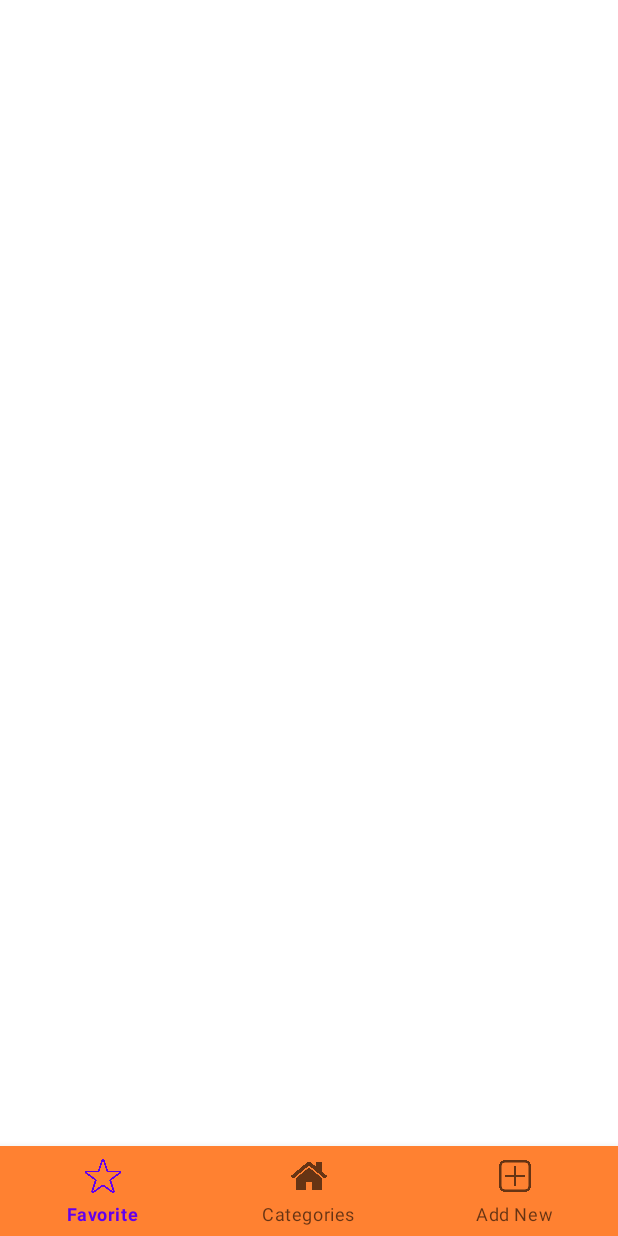
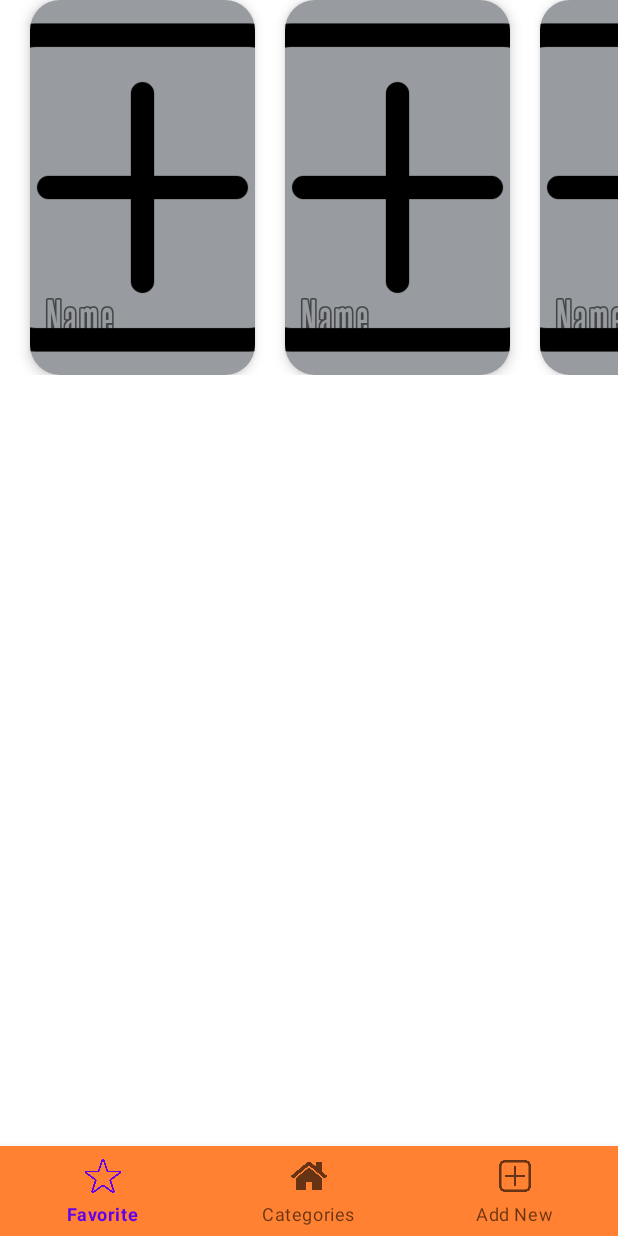
Before and after one commit to AlexandreGRN/Stord, an Android app: the screen it shows after launch (MainActivity), on a phone screen of 412 x 824 dp. Run offline under Robolectric (Android 15) with nearby library versions, the phone set to English and light mode, and no system bars.

Commit message:
Add a not responsive horizontal list for frame1

```diff
--- a/app/src/main/AndroidManifest.xml
+++ b/app/src/main/AndroidManifest.xml
@@ -21,6 +21,6 @@
 
                 <category android:name="android.intent.category.LAUNCHER" />
         </intent-filter>
-    </activity>
+        </activity>
     </application>
 </manifest>
--- /dev/null
+++ b/app/src/main/java/fr/tulkiidra/stord/adapter/BigCategoryCardAdapter.kt
@@ -0,0 +1,31 @@
+package fr.tulkiidra.stord.adapter
+
+import android.view.LayoutInflater
+import android.view.View
+import android.view.ViewGroup
+import android.widget.ImageView
+import androidx.recyclerview.widget.RecyclerView
+import fr.tulkiidra.stord.R
+
+class BigCategoryCardAdapter : RecyclerView.Adapter<BigCategoryCardAdapter.ViewHolder>(){
+
+
+    class ViewHolder(bigCardView: View) : RecyclerView.ViewHolder(bigCardView){
+        val categoryCard = bigCardView.findViewById<ImageView>(R.id.category_big_card)
+
+
+    }
+
+    override fun onCreateViewHolder(parent: ViewGroup, viewType: Int): ViewHolder {
+        val view = LayoutInflater.from(parent.context).inflate(R.layout.category_big_card, parent, false)
+
+        return ViewHolder(view)
+    }
+
+    override fun onBindViewHolder(holder: ViewHolder, position: Int) {}
+
+    override fun getItemCount(): Int {
+        return 10
+    }
+
+}
--- a/app/src/main/java/fr/tulkiidra/stord/fragments/CategoryFragment.kt
+++ b/app/src/main/java/fr/tulkiidra/stord/fragments/CategoryFragment.kt
@@ -5,11 +5,18 @@ import android.view.LayoutInflater
 import android.view.View
 import android.view.ViewGroup
 import androidx.fragment.app.Fragment
+import androidx.recyclerview.widget.RecyclerView
 import fr.tulkiidra.stord.R
+import fr.tulkiidra.stord.adapter.BigCategoryCardAdapter
 
 class CategoryFragment : Fragment(){
 
     override fun onCreateView(inflater: LayoutInflater, container: ViewGroup?, savedInstanceState: Bundle?): View? {
-        return inflater.inflate(R.layout.category_list, container, false)
+        val view = inflater.inflate(R.layout.category_list, container, false)
+
+        val horizontalCategory = view?.findViewById<RecyclerView>(R.id.horizontalCategoryRecylclerView)
+        horizontalCategory?.adapter = BigCategoryCardAdapter()
+
+        return view
     }
 }
--- /dev/null
+++ b/app/src/main/res/layout/category_big_card.xml
@@ -0,0 +1,36 @@
+<?xml version="1.0" encoding="utf-8"?>
+<androidx.cardview.widget.CardView xmlns:android="http://schemas.android.com/apk/res/android"
+    xmlns:app="http://schemas.android.com/apk/res-auto"
+    android:orientation="vertical"
+    android:layout_width="150dp"
+    android:layout_height="match_parent"
+    app:cardCornerRadius="20dp"
+    app:cardElevation="5dp"
+    android:layout_marginStart="20dp">
+
+
+    <RelativeLayout
+        android:layout_width="match_parent"
+        android:layout_height="match_parent"
+        android:background="@color/gray">
+
+        <TextView
+            android:layout_width="wrap_content"
+            android:layout_height="100dp"
+            android:layout_alignParentBottom="true"
+            android:layout_marginStart="10dp"
+            android:layout_marginBottom="-40dp"
+            android:text="@string/name"
+            android:textSize="30sp"
+            android:fontFamily="@font/steelfish"/>
+
+        <ImageView
+            android:id="@+id/category_big_card"
+            android:layout_width="match_parent"
+            android:layout_height="match_parent"
+            android:scaleType="centerCrop"
+            android:src="@drawable/add_new"
+            android:contentDescription="@string/ImageDesc"/>
+    </RelativeLayout>
+
+</androidx.cardview.widget.CardView>
--- a/app/src/main/res/layout/category_list.xml
+++ b/app/src/main/res/layout/category_list.xml
@@ -1,7 +1,14 @@
 <?xml version="1.0" encoding="utf-8"?>
 <LinearLayout xmlns:android="http://schemas.android.com/apk/res/android"
-    android:orientation="vertical"
+    xmlns:app="http://schemas.android.com/apk/res-auto"
+    android:orientation="horizontal"
     android:layout_width="match_parent"
     android:layout_height="match_parent">
 
+    <androidx.recyclerview.widget.RecyclerView
+        android:id="@+id/horizontalCategoryRecylclerView"
+        android:layout_width="match_parent"
+        android:layout_height="250dp"
+        android:orientation="horizontal"
+        app:layoutManager="androidx.recyclerview.widget.LinearLayoutManager"/>
 </LinearLayout>
```
Also changed, not shown: app/src/main/res/font/steelfish.otf (added).
